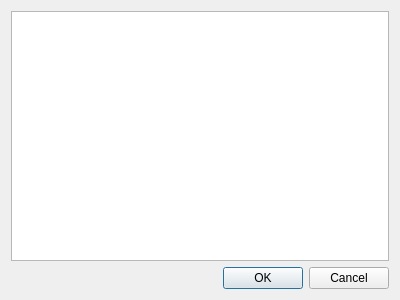
Qt form src/SelectAiModelPresetDialog.ui (soramimi/Guitar) before a commit.
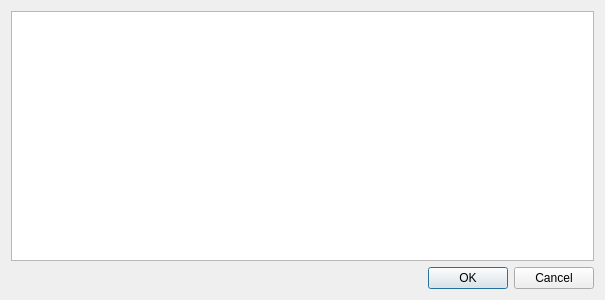
The same form after that commit.

What changed in the file:
```diff
--- a/src/SelectAiModelPresetDialog.ui
+++ b/src/SelectAiModelPresetDialog.ui
@@ -6,7 +6,7 @@
    <rect>
     <x>0</x>
     <y>0</y>
-    <width>400</width>
+    <width>605</width>
     <height>300</height>
    </rect>
   </property>
@@ -15,9 +15,9 @@
   </property>
   <layout class="QVBoxLayout" name="verticalLayout">
    <item>
-    <widget class="QListWidget" name="listWidget">
-     <property name="editTriggers">
-      <set>QAbstractItemView::EditTrigger::NoEditTriggers</set>
+    <widget class="QTableWidget" name="tableWidget">
+     <property name="sortingEnabled">
+      <bool>true</bool>
      </property>
     </widget>
    </item>
```
Left out of the diff: 3 changed lines with no effect on the pictures.
